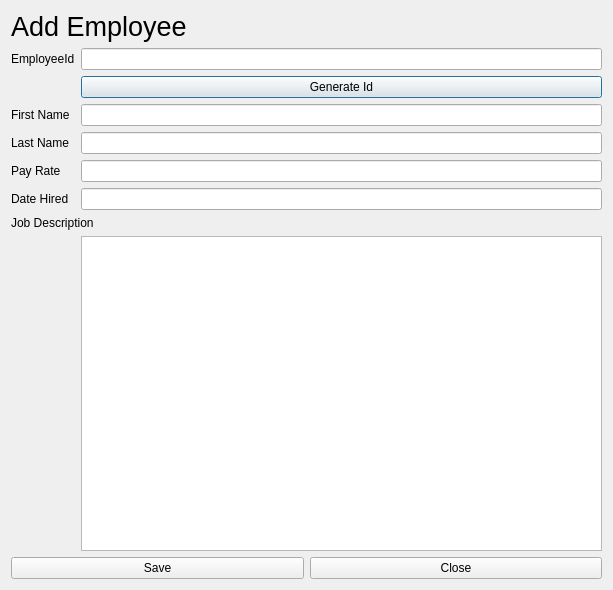
The window that Car_Rental_Project/AddEmployee.ui (Mazouzmed/car_rental_project_qt) describes before a commit, drawn with Qt 5.
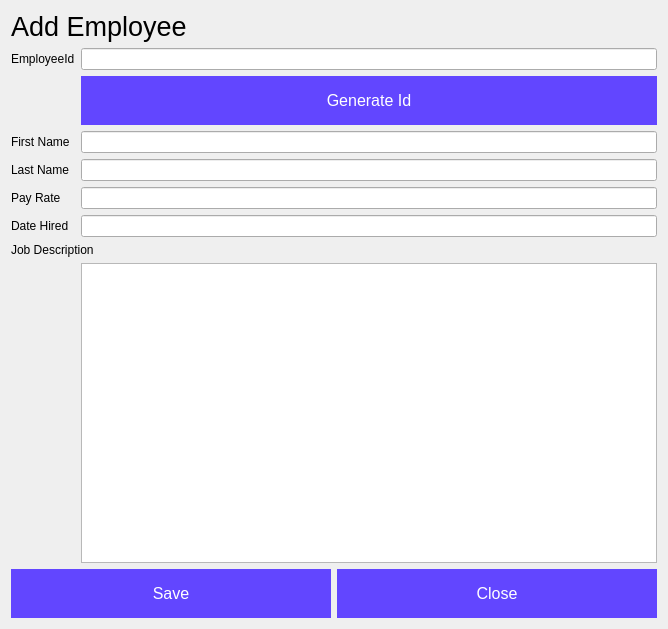
The same window after the commit.

The edit to the form file:
```diff
--- a/Car_Rental_Project/AddEmployee.ui
+++ b/Car_Rental_Project/AddEmployee.ui
@@ -6,8 +6,8 @@
    <rect>
     <x>0</x>
     <y>0</y>
-    <width>613</width>
-    <height>590</height>
+    <width>668</width>
+    <height>629</height>
    </rect>
   </property>
   <property name="windowTitle">
@@ -28,72 +28,85 @@
    </item>
    <item>
     <layout class="QFormLayout" name="formLayout">
-     <item row="0" column="0">
+     <item row="1" column="0">
       <widget class="QLabel" name="label_3">
        <property name="text">
         <string>EmployeeId</string>
        </property>
       </widget>
      </item>
-     <item row="0" column="1">
-      <widget class="QLineEdit" name="firstName"/>
+     <item row="1" column="1">
+      <widget class="QLineEdit" name="employeeId"/>
      </item>
-     <item row="2" column="0">
+     <item row="2" column="1">
+      <widget class="QPushButton" name="genIdBtn">
+       <property name="styleSheet">
+        <string notr="true">QPushButton#genIdBtn {
+background-color: #6246ff; 
+  border: none;
+  color: white;
+  padding: 15px 32px;
+  text-align: center;
+  text-decoration: none;
+  display: inline-block;
+  font-size: 16px;
+  transition-duration: 0.4s;
+}</string>
+       </property>
+       <property name="text">
+        <string>Generate Id</string>
+       </property>
+      </widget>
+     </item>
+     <item row="3" column="0">
       <widget class="QLabel" name="label">
        <property name="text">
         <string>First Name</string>
        </property>
       </widget>
      </item>
-     <item row="2" column="1">
-      <widget class="QLineEdit" name="employeeId"/>
-     </item>
-     <item row="5" column="1">
-      <widget class="QLineEdit" name="lastName"/>
+     <item row="3" column="1">
+      <widget class="QLineEdit" name="firstName"/>
      </item>
      <item row="6" column="0">
+      <widget class="QLabel" name="label_2">
+       <property name="text">
+        <string>Last Name</string>
+       </property>
+      </widget>
+     </item>
+     <item row="7" column="0">
       <widget class="QLabel" name="label_6">
        <property name="text">
         <string>Pay Rate</string>
        </property>
       </widget>
      </item>
-     <item row="6" column="1">
+     <item row="7" column="1">
       <widget class="QLineEdit" name="payRate"/>
      </item>
-     <item row="8" column="0">
+     <item row="9" column="0">
       <widget class="QLabel" name="label_4">
        <property name="text">
         <string>Date Hired</string>
        </property>
       </widget>
      </item>
-     <item row="8" column="1">
+     <item row="9" column="1">
       <widget class="QLineEdit" name="dateHired"/>
      </item>
-     <item row="10" column="0" colspan="2">
+     <item row="11" column="0" colspan="2">
       <widget class="QLabel" name="jobDescription">
        <property name="text">
         <string>Job Description</string>
        </property>
       </widget>
      </item>
-     <item row="11" column="1">
+     <item row="12" column="1">
       <widget class="QTextEdit" name="textEdit"/>
      </item>
-     <item row="5" column="0">
-      <widget class="QLabel" name="label_2">
-       <property name="text">
-        <string>Last Name</string>
-       </property>
-      </widget>
-     </item>
-     <item row="1" column="1">
-      <widget class="QPushButton" name="genIdBtn">
-       <property name="text">
-        <string>Generate Id</string>
-       </property>
-      </widget>
+     <item row="6" column="1">
+      <widget class="QLineEdit" name="lastName"/>
      </item>
     </layout>
    </item>
@@ -101,6 +114,19 @@
     <layout class="QHBoxLayout" name="horizontalLayout">
      <item>
       <widget class="QPushButton" name="saveBtn">
+       <property name="styleSheet">
+        <string notr="true">QPushButton#saveBtn {
+background-color: #6246ff; 
+  border: none;
+  color: white;
+  padding: 15px 32px;
+  text-align: center;
+  text-decoration: none;
+  display: inline-block;
+  font-size: 16px;
+  transition-duration: 0.4s;
+}</string>
+       </property>
        <property name="text">
         <string>Save</string>
        </property>
@@ -108,6 +134,19 @@
      </item>
      <item>
       <widget class="QPushButton" name="closeBtn">
+       <property name="styleSheet">
+        <string notr="true">QPushButton#closeBtn {
+background-color: #6246ff; 
+  border: none;
+  color: white;
+  padding: 15px 32px;
+  text-align: center;
+  text-decoration: none;
+  display: inline-block;
+  font-size: 16px;
+  transition-duration: 0.4s;
+}</string>
+       </property>
        <property name="text">
         <string>Close</string>
        </property>
```
